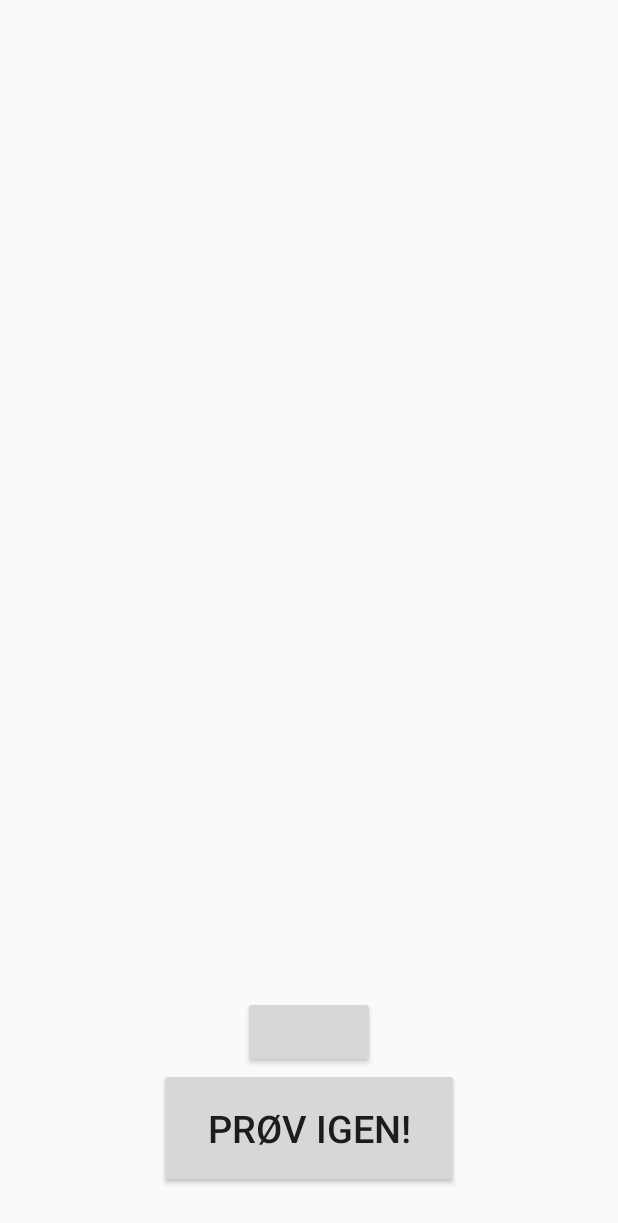
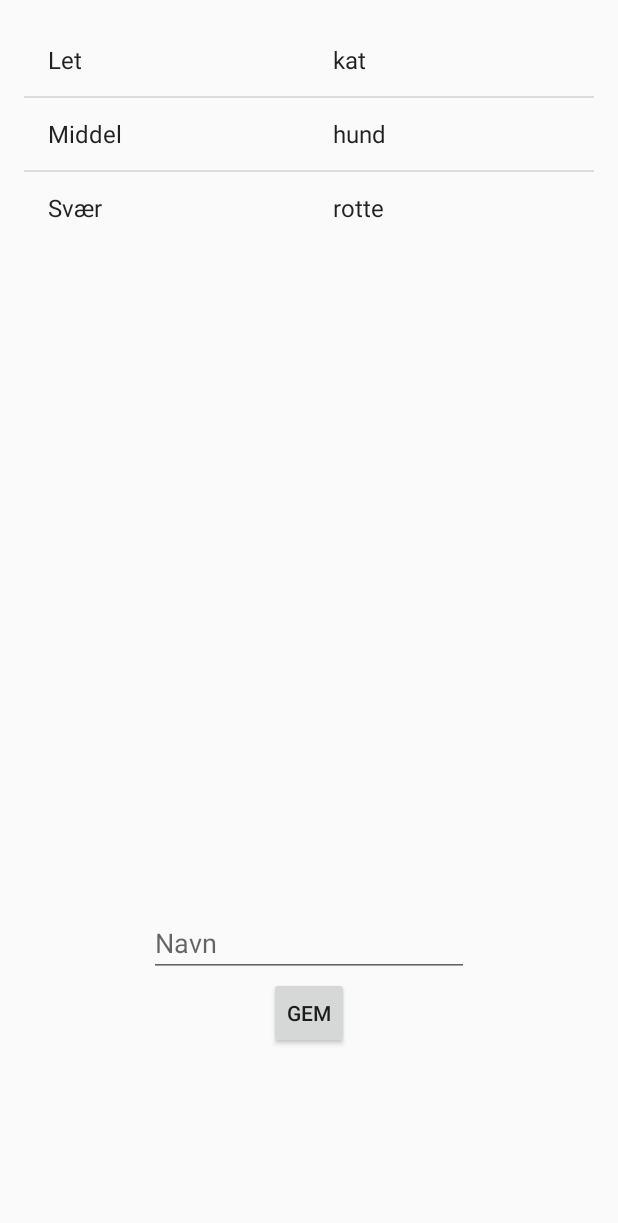
Before and after one commit to Jacobjepsen27/Galgeleg_fragm, an Android app: the fragment AfsluttetSpil_frag placed in its activity, after a tap on an icon or button, on a phone screen of 412 x 824 dp. Shown: the top 1223 px of the screen. Run offline under Robolectric (Android 15) with nearby library versions, the phone set to English and light mode, and no system bars; network calls fail; 1 other tap on this screen came first.

Commit message:
Highscore og navne fragment kan vises (test-data)

```diff
--- a/app/src/main/java/jepsen/dk/galgeleg_fragm/AfsluttetSpil_frag.java
+++ b/app/src/main/java/jepsen/dk/galgeleg_fragm/AfsluttetSpil_frag.java
@@ -49,14 +49,17 @@ public class AfsluttetSpil_frag extends Fragment implements View.OnClickListener
     @Override
     public void onClick(View v) {
         if (v==again){
-            Velkomst_frag.gl.saetsvaerhedsgrad(0);
+            //Velkomst_frag.gl.saetsvaerhedsgrad(0);
             getFragmentManager().beginTransaction()
                     .replace(R.id.fragmentindhold, new Velkomst_frag())
                     .addToBackStack(null)
                     .commit();
 
     } else if (v==highscore){
-
+            getFragmentManager().beginTransaction()
+                    .replace(R.id.fragmentindhold, new highscore_cont())
+                    .addToBackStack(null)
+                    .commit();
         }
 }
 }
--- /dev/null
+++ b/app/src/main/java/jepsen/dk/galgeleg_fragm/highscore_cont.java
@@ -0,0 +1,24 @@
+package jepsen.dk.galgeleg_fragm;
+
+
+import android.os.Bundle;
+import android.support.v4.app.Fragment;
+import android.view.LayoutInflater;
+import android.view.View;
+import android.view.ViewGroup;
+
+
+/**
+ * A simple {@link Fragment} subclass.
+ */
+public class highscore_cont extends Fragment {
+
+
+
+    @Override
+    public View onCreateView(LayoutInflater inflater, ViewGroup container,
+                             Bundle savedInstanceState) {
+        // Inflate the layout for this fragment
+        return inflater.inflate(R.layout.fragment_highscore_cont, container, false);
+    }
+}
--- a/app/src/main/java/jepsen/dk/galgeleg_fragm/highscore_frag.java
+++ b/app/src/main/java/jepsen/dk/galgeleg_fragm/highscore_frag.java
@@ -6,6 +6,8 @@ import android.support.v4.app.Fragment;
 import android.view.LayoutInflater;
 import android.view.View;
 import android.view.ViewGroup;
+import android.widget.ArrayAdapter;
+import android.widget.ListView;
 
 
 /**
@@ -13,7 +15,12 @@ import android.view.ViewGroup;
  */
 public class highscore_frag extends Fragment {
 
-    public ViewGroup rod;
+    private ViewGroup rod;
+    private ListView left, right;
+
+    ArrayAdapter<String> adapter1, adapter2;
+    String[] valg = {"Let", "Middel", "Svær"};
+    String[] valg2 = {"kat", "hund", "rotte"};
 
     @Override
     public View onCreateView(LayoutInflater inflater, ViewGroup container,
@@ -21,6 +28,15 @@ public class highscore_frag extends Fragment {
         // Inflate the layout for this fragment
         rod = (ViewGroup) inflater.inflate(R.layout.fragment_highscore_frag, container, false);
 
+        left = (ListView) rod.findViewById(R.id.highViewLeft);
+        right = (ListView) rod.findViewById(R.id.highViewRight);
+
+        adapter1 = new ArrayAdapter<String>(getContext(), android.R.layout.simple_list_item_1,valg);
+        left.setAdapter(adapter1);
+
+        adapter2 = new ArrayAdapter<String>(getContext(), android.R.layout.simple_list_item_1,valg2);
+        right.setAdapter(adapter2);
+
 
 
         return rod;
--- /dev/null
+++ b/app/src/main/res/layout/fragment_highscore_cont.xml
@@ -0,0 +1,34 @@
+<?xml version="1.0" encoding="utf-8"?>
+<RelativeLayout xmlns:android="http://schemas.android.com/apk/res/android"
+    android:layout_width="match_parent"
+    android:layout_height="match_parent">
+
+
+
+
+    <LinearLayout
+        android:id="@+id/highscore_container"
+        android:orientation="vertical"
+        android:layout_width="match_parent"
+        android:layout_height="match_parent"
+        android:layout_column="0">
+
+        <fragment
+            android:layout_width="match_parent"
+            android:layout_height="0px"
+            android:layout_weight="7"
+            android:name="jepsen.dk.galgeleg_fragm.highscore_frag"
+            android:id="@+id/fragment"
+            android:layout_gravity="center_horizontal" />
+
+        <fragment
+            android:layout_width="match_parent"
+            android:layout_height="0px"
+            android:layout_weight="3"
+            android:name="jepsen.dk.galgeleg_fragm.name_frag"
+            android:id="@+id/fragment2"
+            android:layout_gravity="center_horizontal" />
+    </LinearLayout>
+
+
+</RelativeLayout>
--- a/app/src/main/res/layout/fragment_highscore_frag.xml
+++ b/app/src/main/res/layout/fragment_highscore_frag.xml
@@ -1,18 +1,35 @@
-<RelativeLayout xmlns:android="http://schemas.android.com/apk/res/android"
+<TableLayout xmlns:android="http://schemas.android.com/apk/res/android"
     xmlns:tools="http://schemas.android.com/tools"
     android:layout_width="match_parent"
     android:layout_height="match_parent"
     tools:context="jepsen.dk.galgeleg_fragm.highscore_frag">
 
+    <LinearLayout
+        android:orientation="horizontal"
+        android:layout_width="match_parent"
+        android:layout_height="match_parent"
+        android:layout_alignParentBottom="true"
+        android:layout_centerHorizontal="true">
 
         <ListView
-        android:layout_width="wrap_content"
+            android:layout_width="0px"
+            android:layout_weight="1"
             android:layout_height="wrap_content"
-        android:id="@+id/highView"
+            android:id="@+id/highViewLeft"
             android:layout_alignParentTop="true"
             android:layout_alignParentStart="true"
             android:choiceMode="singleChoice" />
 
+        <ListView
+            android:layout_width="0px"
+            android:layout_weight="1"
+            android:layout_height="wrap_content"
+            android:id="@+id/highViewRight"
+            android:layout_alignParentTop="true"
+            android:layout_alignParentStart="true"
+            android:choiceMode="singleChoice" />
+
+    </LinearLayout>
 
 
-</RelativeLayout>
+</TableLayout>
```
Lines whose indentation alone changed are shown as unchanged.
